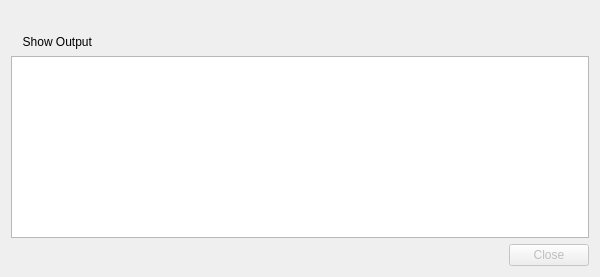
Qt form src/progress_dialog.ui (holazt/RcloneBrowser) before a commit.
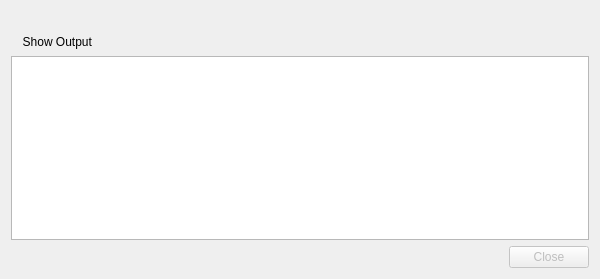
The same form after that commit.

Commit message: set progress output window to read only

Diff of the .ui file:
```diff
--- a/src/progress_dialog.ui
+++ b/src/progress_dialog.ui
@@ -7,7 +7,7 @@
     <x>0</x>
     <y>0</y>
     <width>600</width>
-    <height>277</height>
+    <height>279</height>
    </rect>
   </property>
   <property name="minimumSize">
@@ -83,6 +83,9 @@
      <property name="lineWrapMode">
       <enum>QPlainTextEdit::NoWrap</enum>
      </property>
+     <property name="readOnly">
+      <bool>true</bool>
+     </property>
     </widget>
    </item>
    <item>
```
